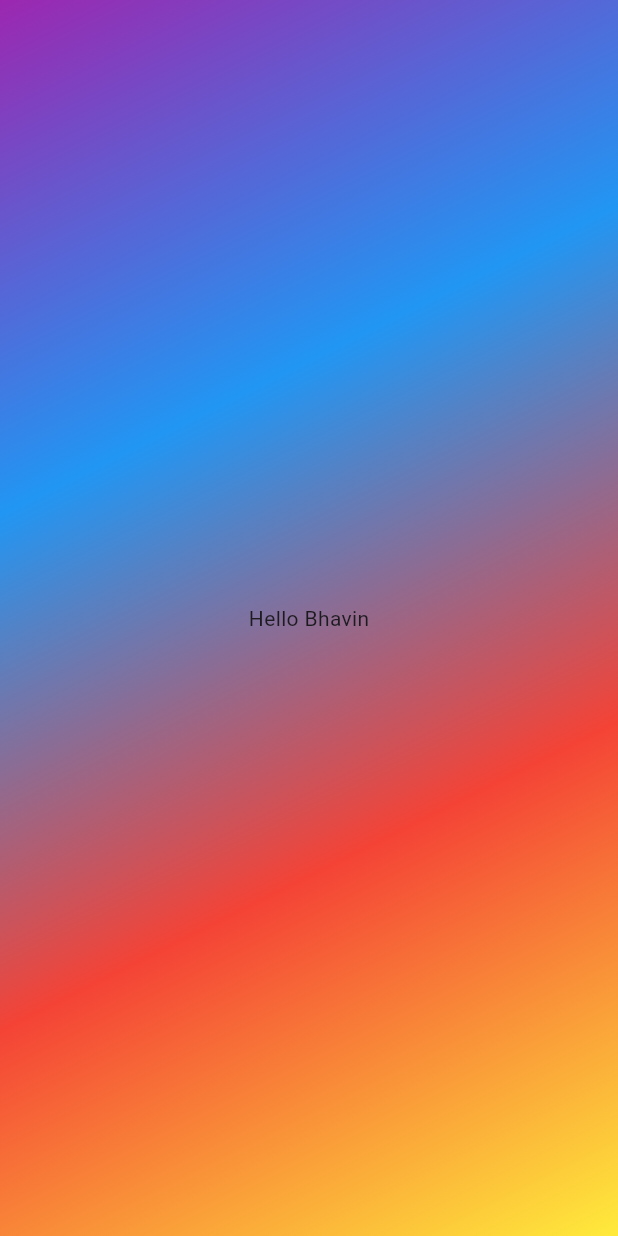
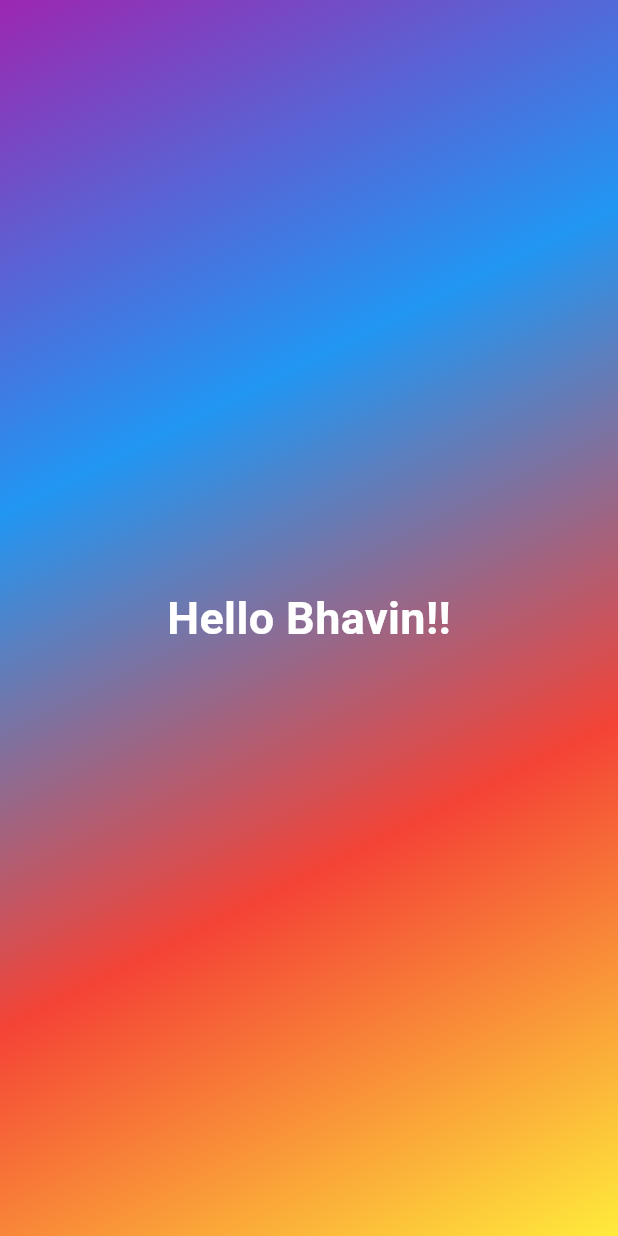
Before and after one commit to Bhavin-Pathak/Flutter-Projects, a Flutter app: the GradientContainer widget shown alone on an empty page, opened directly, on a phone screen of 412 x 824 dp. Run offline on Flutter 3.47's test engine with Material 3 defaults, Android fonts, the phone set to English and light mode, and no system bars; our stand-ins replace animated_text_kit, dio, flutter_svg, geocoding, geolocator, get and 6 more; accounts and stored records are empty.

Commit message:
Conf: Calling into Gradient Class

```diff
--- a/Roll_Dice/lib/widgets/gradient_container.dart
+++ b/Roll_Dice/lib/widgets/gradient_container.dart
@@ -1,4 +1,5 @@
 import 'package:flutter/material.dart';
+import 'package:roll_dice/widgets/styled_text.dart';
 
 class GradientContainer extends StatelessWidget {
   const GradientContainer({super.key});
@@ -18,9 +19,7 @@ class GradientContainer extends StatelessWidget {
           end: Alignment.bottomRight,
         ),
       ),
-      child: Center(
-        child: Text("Hello Bhavin"),
-      ),
+      child: Center(child: StyledText()),
     );
   }
 }
```
